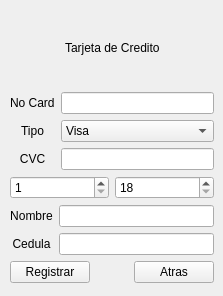
This is Food_system/register_rest_tdc.ui in jeremyroa/Proyecto_RJ as Qt 5 draws it before an edit. The edited form follows.
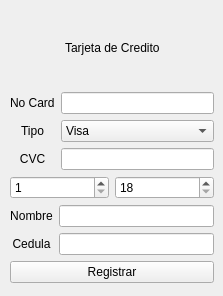
This is the edited form.

What changed in the file:
```diff
--- a/Food_system/register_rest_tdc.ui
+++ b/Food_system/register_rest_tdc.ui
@@ -13,7 +13,7 @@
   <property name="windowTitle">
    <string>Form</string>
   </property>
-  <widget class="QWidget" name="">
+  <widget class="QWidget" name="layoutWidget">
    <property name="geometry">
     <rect>
      <x>10</x>
@@ -259,26 +259,6 @@
         </property>
        </widget>
       </item>
-      <item>
-       <spacer name="horizontalSpacer">
-        <property name="orientation">
-         <enum>Qt::Horizontal</enum>
-        </property>
-        <property name="sizeHint" stdset="0">
-         <size>
-          <width>13</width>
-          <height>20</height>
-         </size>
-        </property>
-       </spacer>
-      </item>
-      <item>
-       <widget class="QPushButton" name="pushButton_2">
-        <property name="text">
-         <string>Atras</string>
-        </property>
-       </widget>
-      </item>
      </layout>
     </item>
    </layout>
```
